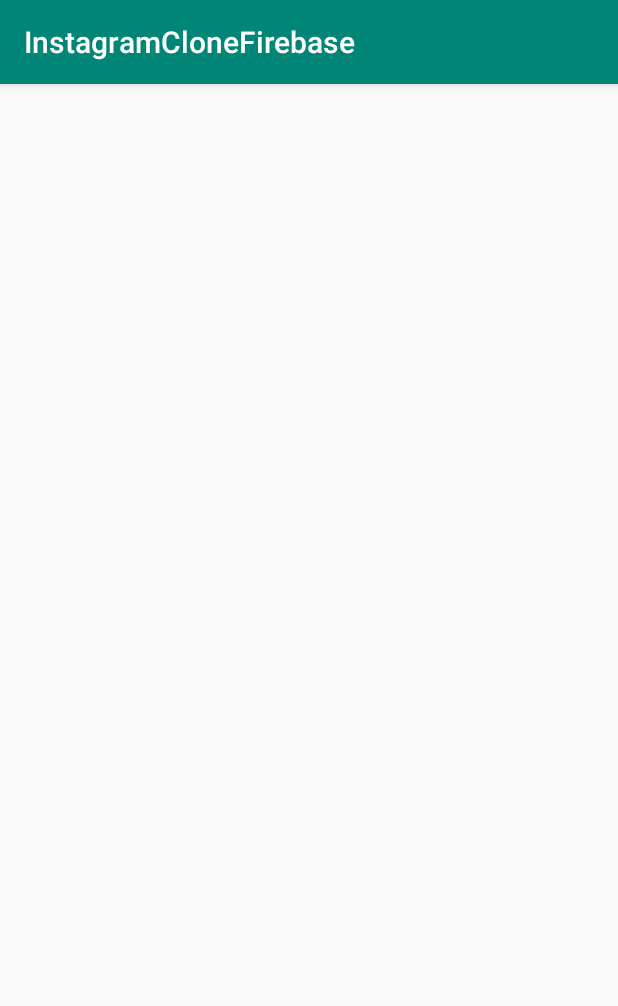
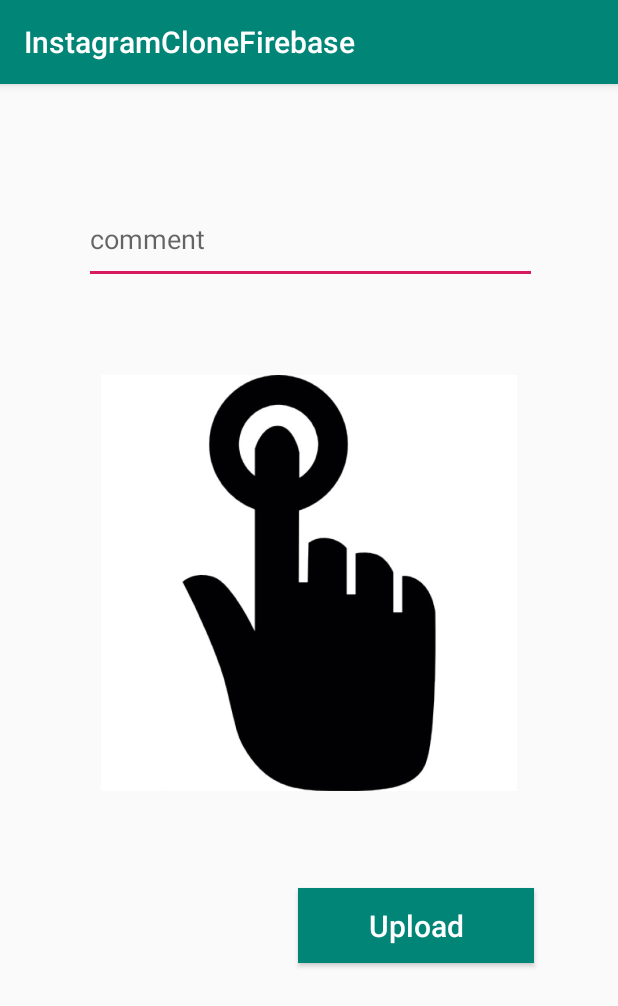
Before and after one commit to zozancan/InstagramCloneFirebase, an Android app: the UploadActivity screen opened directly, with no data from a screen before it, on a phone screen of 412 x 824 dp. Shown: the top 1006 px of the screen. Run offline under Robolectric (Android 15) with nearby library versions, the light colour scheme and no system bars.

Commit message:
UploadActivity created.

```diff
--- a/app/src/main/java/com/example/instagramclonefirebase/UploadActivity.java
+++ b/app/src/main/java/com/example/instagramclonefirebase/UploadActivity.java
@@ -2,12 +2,29 @@ package com.example.instagramclonefirebase;
 
 import android.support.v7.app.AppCompatActivity;
 import android.os.Bundle;
+import android.view.View;
+import android.widget.EditText;
+import android.widget.ImageView;
 
 public class UploadActivity extends AppCompatActivity {
+
+    ImageView postImage;
+    EditText postCommentText;
 
     @Override
     protected void onCreate(Bundle savedInstanceState) {
         super.onCreate(savedInstanceState);
         setContentView(R.layout.activity_upload);
+
+        postImage = findViewById(R.id.ivPost);
+        postCommentText = findViewById(R.id.etPostComment);
+    }
+
+    public void upload(View view) {
+
+    }
+
+    public void imageSelect(View view) {
+
     }
 }
--- a/app/src/main/res/layout/activity_main.xml
+++ b/app/src/main/res/layout/activity_main.xml
@@ -38,6 +38,9 @@
         android:onClick="signUp"
         android:text="Sign Up"
         android:textAllCaps="false"
+        android:textSize="15sp"
+        android:textColor="#fff"
+        android:background="@color/colorPrimary"
         app:layout_constraintStart_toEndOf="@+id/btnSignIn"
         app:layout_constraintTop_toBottomOf="@+id/etPassword" />
 
@@ -48,6 +51,9 @@
         android:onClick="signIn"
         android:text="Sign In"
         android:textAllCaps="false"
+        android:textSize="15sp"
+        android:textColor="#fff"
+        android:background="@color/colorPrimary"
         app:layout_constraintBaseline_toBaselineOf="@+id/btnSignUp"
         app:layout_constraintStart_toStartOf="@+id/etPassword"
         tools:ignore="UnknownId" />
--- a/app/src/main/res/layout/activity_upload.xml
+++ b/app/src/main/res/layout/activity_upload.xml
@@ -6,4 +6,50 @@
     android:layout_height="match_parent"
     tools:context=".UploadActivity">
 
+    <EditText
+        android:id="@+id/etPostComment"
+        android:layout_width="302dp"
+        android:layout_height="60dp"
+        android:layout_marginStart="56dp"
+        android:layout_marginTop="73dp"
+        android:layout_marginEnd="56dp"
+        android:layout_marginBottom="23dp"
+        android:ems="10"
+        android:hint="comment"
+        android:inputType="textPersonName"
+        app:layout_constraintBottom_toTopOf="@+id/ivPost"
+        app:layout_constraintEnd_toEndOf="parent"
+        app:layout_constraintHorizontal_bias="0.0"
+        app:layout_constraintStart_toStartOf="parent"
+        app:layout_constraintTop_toTopOf="parent" />
+
+    <ImageView
+        android:id="@+id/ivPost"
+        android:layout_width="0dp"
+        android:layout_height="0dp"
+        android:layout_marginStart="67dp"
+        android:layout_marginEnd="67dp"
+        android:layout_marginBottom="27dp"
+        android:onClick="imageSelect"
+        app:layout_constraintBottom_toTopOf="@+id/btnPostUpload"
+        app:layout_constraintEnd_toEndOf="parent"
+        app:layout_constraintStart_toStartOf="parent"
+        app:layout_constraintTop_toBottomOf="@+id/etPostComment"
+        app:srcCompat="@drawable/img_select" />
+
+    <Button
+        android:id="@+id/btnPostUpload"
+        android:layout_width="157dp"
+        android:layout_height="50dp"
+        android:layout_marginEnd="56dp"
+        android:layout_marginBottom="182dp"
+        android:background="@color/colorPrimary"
+        android:onClick="upload"
+        android:text="Upload"
+        android:textAllCaps="false"
+        android:textColor="#fff"
+        android:textSize="20sp"
+        app:layout_constraintBottom_toBottomOf="parent"
+        app:layout_constraintEnd_toEndOf="parent"
+        app:layout_constraintTop_toBottomOf="@+id/ivPost" />
 </android.support.constraint.ConstraintLayout>
```
Also changed, not shown: app/src/main/res/drawable/img_select.jpg (added).
